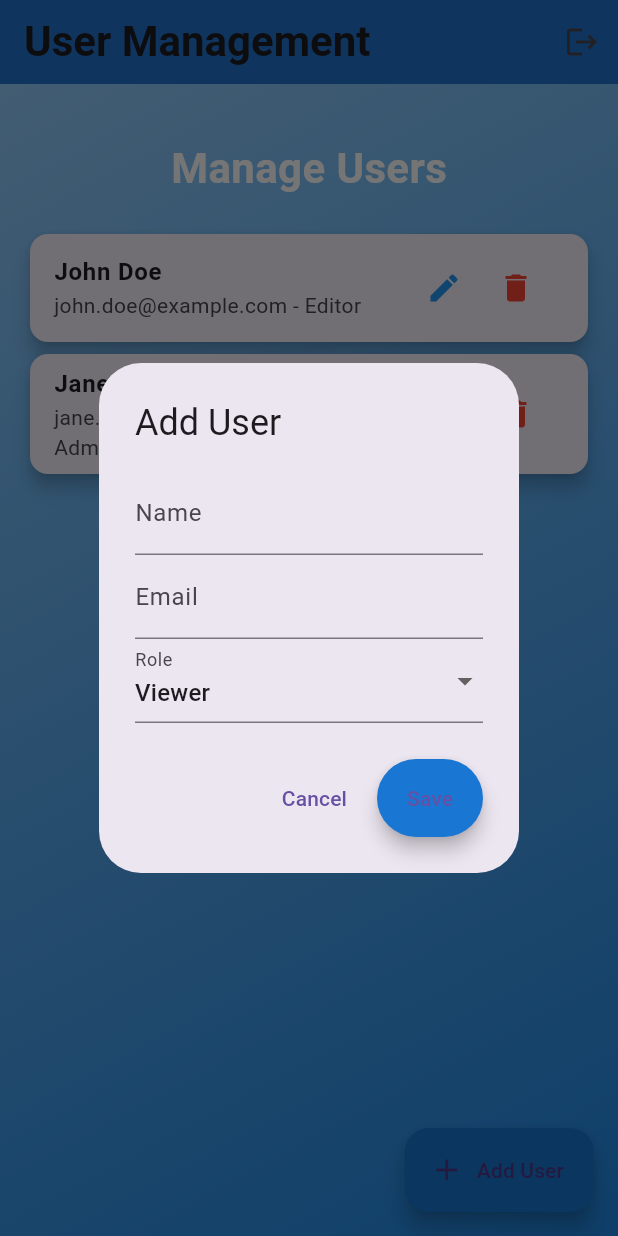
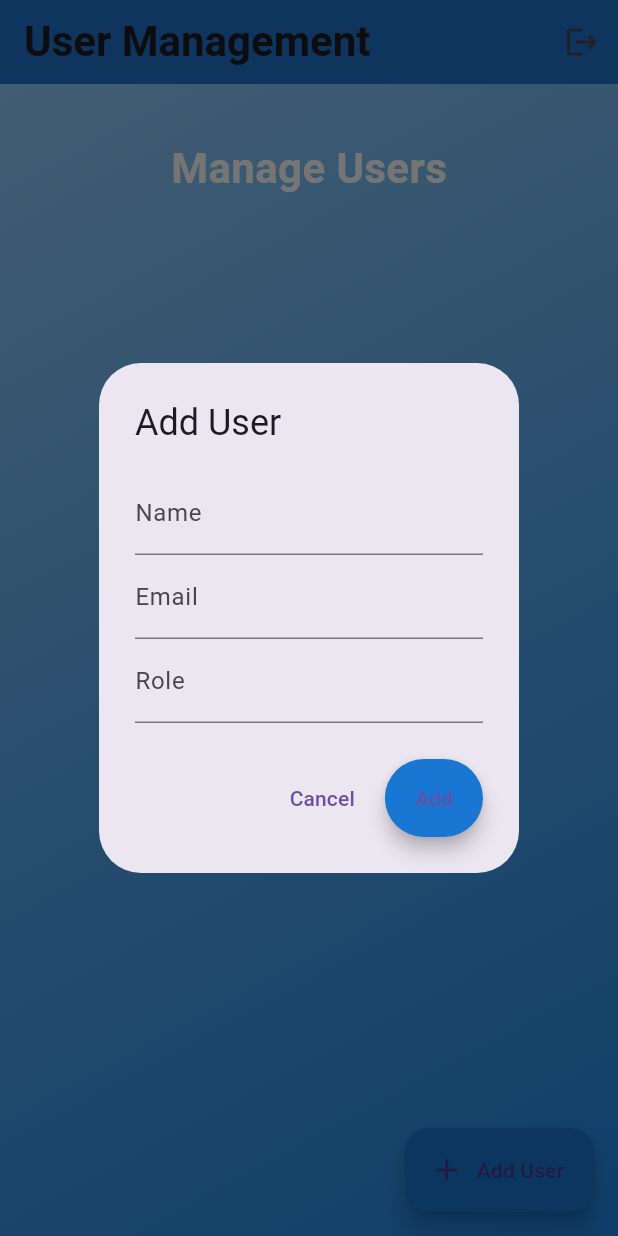
Before and after one commit to harshrajurkar/admin-conole-WebApp, a Flutter app: the UserManagementPage screen opened directly, after a tap on "Add User", on a phone screen of 412 x 824 dp. Run offline on Flutter 3.47's test engine with Material 3 defaults, Android fonts, the phone set to English and light mode, and no system bars; our stand-ins replace cloud_firestore, firebase_auth, firebase_core; accounts and stored records are empty.

```diff
--- a/lib/main.dart
+++ b/lib/main.dart
@@ -15,9 +15,14 @@ void main() async {
   runApp(MyApp());
 }
 
-class MyApp extends StatelessWidget {
+class MyApp extends StatefulWidget {
   const MyApp({super.key});
 
+  @override
+  State<MyApp> createState() => _MyAppState();
+}
+
+class _MyAppState extends State<MyApp> {
   @override
   Widget build(BuildContext context) {
     return MaterialApp(
--- a/lib/pages/user_management_page.dart
+++ b/lib/pages/user_management_page.dart
@@ -1,25 +1,86 @@
 import 'package:flutter/material.dart';
+import 'package:cloud_firestore/cloud_firestore.dart';
 import '../widgets/custom_app_bar.dart';
 import '../widgets/user_form.dart';
 
-class UserManagementPage extends StatelessWidget {
+class UserManagementPage extends StatefulWidget {
   const UserManagementPage({super.key});
 
   @override
+  State<UserManagementPage> createState() => _UserManagementPageState();
+}
+
+class _UserManagementPageState extends State<UserManagementPage> {
+  final FirebaseFirestore firestore =
+      FirebaseFirestore.instance; // Class-level variable
+
+  Future<void> _addUser(String name, String email, String role) async {
+    try {
+      await firestore.collection('users').add({
+        'name': name,
+        'email': email,
+        'role': role,
+        'createdAt': FieldValue.serverTimestamp(),
+      });
+      ScaffoldMessenger.of(context).showSnackBar(
+        const SnackBar(content: Text('User added successfully!')),
+      );
+    } catch (e) {
+      ScaffoldMessenger.of(context).showSnackBar(
+        SnackBar(content: Text('Error adding user: $e')),
+      );
+    }
+  }
+
+  Future<void> _deleteUser(String userId) async {
+    try {
+      await firestore.collection('users').doc(userId).delete();
+      ScaffoldMessenger.of(context).showSnackBar(
+        const SnackBar(content: Text('User deleted successfully!')),
+      );
+    } catch (e) {
+      ScaffoldMessenger.of(context).showSnackBar(
+        SnackBar(content: Text('Error deleting user: $e')),
+      );
+    }
+  }
+
+  Future<void> _updateUser(
+      String userId, String name, String email, String role) async {
+    try {
+      await firestore.collection('users').doc(userId).update({
+        'name': name,
+        'email': email,
+        'role': role,
+      });
+      ScaffoldMessenger.of(context).showSnackBar(
+        const SnackBar(content: Text('User updated successfully!')),
+      );
+    } catch (e) {
+      ScaffoldMessenger.of(context).showSnackBar(
+        SnackBar(content: Text('Error updating user: $e')),
+      );
+    }
+  }
+
+  @override
   Widget build(BuildContext context) {
-    // Mock list of users
-    final List<Map<String, String>> users = [
-      {"name": "John Doe", "email": "john.doe@example.com", "role": "Editor"},
-      {
-        "name": "Jane Smith",
-        "email": "jane.smith@example.com",
-        "role": "Admin"
-      },
-    ];
-
     return Scaffold(
       appBar: const CustomAppBar(title: "User Management"),
-      body: Container(
+      body: StreamBuilder<QuerySnapshot>(
+        stream: firestore.collection('users').orderBy('createdAt').snapshots(),
+        builder: (context, snapshot) {
+          if (snapshot.connectionState == ConnectionState.waiting) {
+            return const Center(child: CircularProgressIndicator());
+          }
+
+          if (snapshot.hasError) {
+            return const Center(child: Text('Error fetching users'));
+          }
+
+          final users = snapshot.data!.docs;
+
+          return Container(
             decoration: BoxDecoration(
               gradient: LinearGradient(
                 colors: [Colors.blue.shade200, Colors.blue.shade600],
@@ -50,6 +111,7 @@ class UserManagementPage extends StatelessWidget {
                       itemCount: users.length,
                       itemBuilder: (context, index) {
                         final user = users[index];
+                        final userData = user.data() as Map<String, dynamic>;
                         return Card(
                           elevation: 5,
                           shape: RoundedRectangleBorder(
@@ -57,11 +119,12 @@ class UserManagementPage extends StatelessWidget {
                           ),
                           child: ListTile(
                             title: Text(
-                          user["name"]!,
-                          style: const TextStyle(fontWeight: FontWeight.bold),
+                              userData["name"],
+                              style:
+                                  const TextStyle(fontWeight: FontWeight.bold),
                             ),
                             subtitle: Text(
-                          "${user["email"]!} - ${user["role"]!}",
+                              "${userData["email"]} - ${userData["role"]}",
                               style: const TextStyle(fontSize: 14),
                             ),
                             trailing: Row(
@@ -69,14 +132,20 @@ class UserManagementPage extends StatelessWidget {
                               children: [
                                 // Edit button
                                 IconButton(
-                              icon: const Icon(Icons.edit, color: Colors.blue),
+                                  icon: const Icon(Icons.edit,
+                                      color: Colors.blue),
                                   onPressed: () {
                                     showDialog(
                                       context: context,
                                       builder: (_) => UserForm(
-                                    userName: user["name"],
-                                    userEmail: user["email"],
-                                    userRole: user["role"],
+                                        userId: user.id,
+                                        userName: userData["name"],
+                                        userEmail: userData["email"],
+                                        userRole: userData["role"],
+                                        onSave: (name, email, role) {
+                                          _updateUser(
+                                              user.id, name, email, role);
+                                        },
                                       ),
                                     );
                                   },
@@ -84,9 +153,10 @@ class UserManagementPage extends StatelessWidget {
 
                                 // Delete button
                                 IconButton(
-                              icon: const Icon(Icons.delete, color: Colors.red),
+                                  icon: const Icon(Icons.delete,
+                                      color: Colors.red),
                                   onPressed: () {
-                                // TODO: Add delete logic
+                                    _deleteUser(user.id);
                                   },
                                 ),
                               ],
@@ -99,6 +169,8 @@ class UserManagementPage extends StatelessWidget {
                 ],
               ),
             ),
+          );
+        },
       ),
 
       // Floating Action Button for adding new users
@@ -106,7 +178,11 @@ class UserManagementPage extends StatelessWidget {
         onPressed: () {
           showDialog(
             context: context,
-            builder: (_) => const UserForm(),
+            builder: (_) => UserForm(
+              onSave: (name, email, role) {
+                _addUser(name, email, role);
+              },
+            ),
           );
         },
         label: const Text("Add User"),
--- a/lib/widgets/user_form.dart
+++ b/lib/widgets/user_form.dart
@@ -1,66 +1,109 @@
 import 'package:flutter/material.dart';
 
-class UserForm extends StatelessWidget {
-  final String? userName; // Null means adding a new user
+class UserForm extends StatefulWidget {
+  final String? userId; // Optional for edit
+  final String? userName;
   final String? userEmail;
   final String? userRole;
+  final void Function(String name, String email, String role) onSave;
 
   const UserForm({
     super.key,
+    this.userId,
     this.userName,
     this.userEmail,
     this.userRole,
+    required this.onSave,
   });
 
   @override
+  _UserFormState createState() => _UserFormState();
+}
+
+class _UserFormState extends State<UserForm> {
+  final _formKey = GlobalKey<FormState>();
+  late TextEditingController _nameController;
+  late TextEditingController _emailController;
+  late TextEditingController _roleController;
+
+  @override
+  void initState() {
+    super.initState();
+    _nameController = TextEditingController(text: widget.userName ?? '');
+    _emailController = TextEditingController(text: widget.userEmail ?? '');
+    _roleController = TextEditingController(text: widget.userRole ?? '');
+  }
+
+  @override
+  void dispose() {
+    _nameController.dispose();
+    _emailController.dispose();
+    _roleController.dispose();
+    super.dispose();
+  }
+
+  @override
   Widget build(BuildContext context) {
-    final nameController = TextEditingController(text: userName);
-    final emailController = TextEditingController(text: userEmail);
-    String selectedRole = userRole ?? "Viewer"; // Default role
-
     return AlertDialog(
-      title: Text(userName == null ? "Add User" : "Edit User"),
-      content: SingleChildScrollView(
+      title: Text(widget.userId == null ? 'Add User' : 'Edit User'),
+      content: Form(
+        key: _formKey,
         child: Column(
           mainAxisSize: MainAxisSize.min,
           children: [
-            TextField(
-              controller: nameController,
-              decoration: const InputDecoration(labelText: "Name"),
+            TextFormField(
+              controller: _nameController,
+              decoration: const InputDecoration(labelText: 'Name'),
+              validator: (value) {
+                if (value == null || value.isEmpty) {
+                  return 'Please enter a name';
+                }
+                return null;
+              },
             ),
-            TextField(
-              controller: emailController,
-              decoration: const InputDecoration(labelText: "Email"),
+            TextFormField(
+              controller: _emailController,
+              decoration: const InputDecoration(labelText: 'Email'),
+              validator: (value) {
+                if (value == null || value.isEmpty) {
+                  return 'Please enter an email';
+                }
+                if (!RegExp(r'\S+@\S+\.\S+').hasMatch(value)) {
+                  return 'Please enter a valid email';
+                }
+                return null;
+              },
             ),
-            DropdownButtonFormField<String>(
-              value: selectedRole,
-              items: ["Admin", "Editor", "Viewer"]
-                  .map((role) => DropdownMenuItem(
-                        value: role,
-                        child: Text(role),
-                      ))
-                  .toList(),
-              onChanged: (value) {
-                if (value != null) {
-                  selectedRole = value;
+            TextFormField(
+              controller: _roleController,
+              decoration: const InputDecoration(labelText: 'Role'),
+              validator: (value) {
+                if (value == null || value.isEmpty) {
+                  return 'Please enter a role';
                 }
+                return null;
               },
-              decoration: const InputDecoration(labelText: "Role"),
             ),
           ],
         ),
       ),
       actions: [
         TextButton(
-          onPressed: () => Navigator.pop(context),
-          child: const Text("Cancel"),
+          onPressed: () => Navigator.of(context).pop(),
+          child: const Text('Cancel'),
         ),
         ElevatedButton(
           onPressed: () {
-            // TODO: Save user data to Firestore
-            Navigator.pop(context);
+            if (_formKey.currentState!.validate()) {
+              widget.onSave(
+                _nameController.text,
+                _emailController.text,
+                _roleController.text,
+              );
+              Navigator.of(context).pop();
+            }
           },
-          child: const Text("Save"),
+          child: Text(widget.userId == null ? 'Add' : 'Save'),
         ),
       ],
     );
```
Also changed, not shown: lib/pages/dashboard_page.dart (+6 -1 lines), lib/pages/login_page.dart (+6 -1 lines), lib/pages/permission_management_page.dart (+18 -1 lines), lib/pages/role_management_page.dart (+6 -1 lines), lib/widgets/custom_drawer.dart (+6 -1 lines), lib/widgets/role_form.dart (+8 -3 lines). Lines whose indentation alone changed are shown as unchanged.
